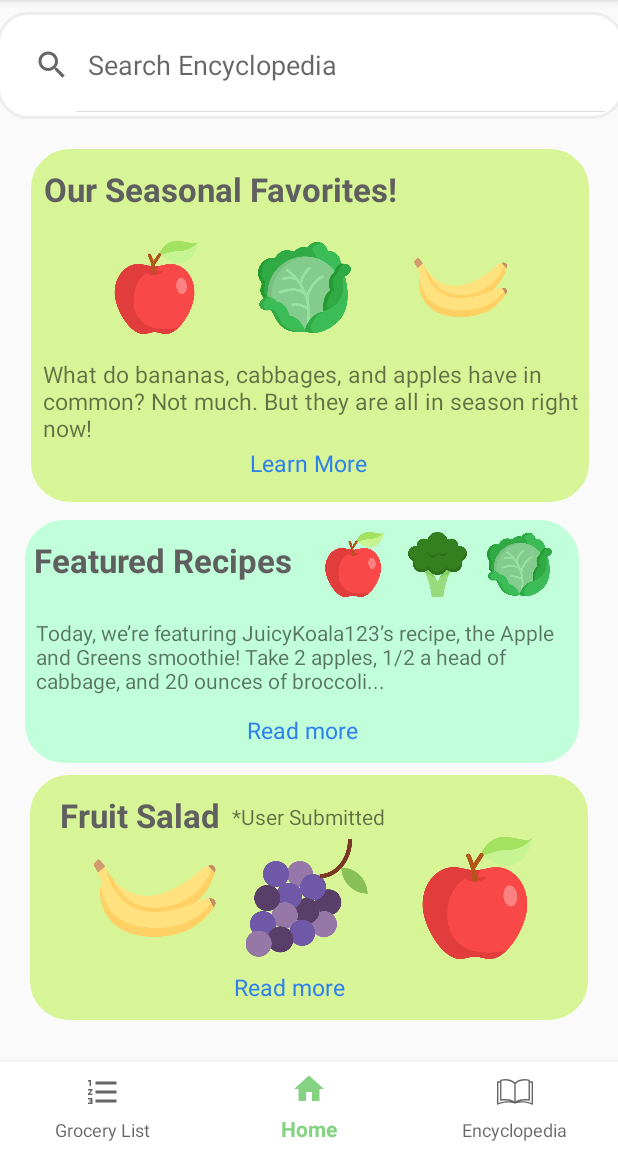
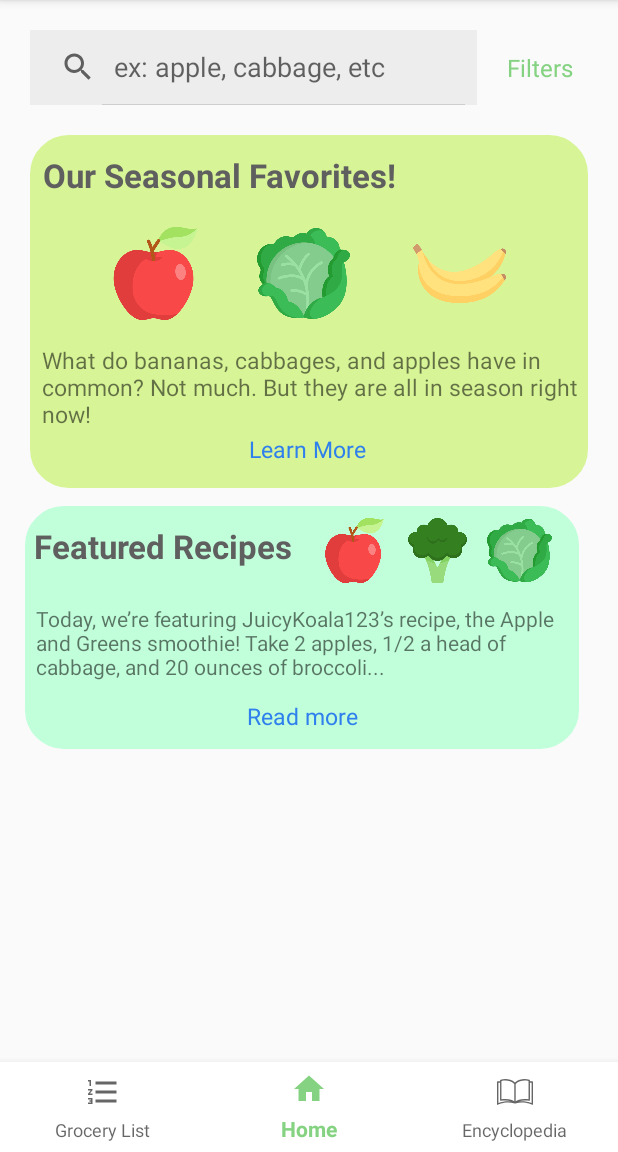
Before and after one commit to LEON-MING/freshpick, an Android app: the screen it shows after launch (MainActivity), on a phone screen of 412 x 824 dp, the part 84-1236 px from its top. Run offline under Robolectric (Android 15) with nearby library versions, the phone set to English and light mode, and no system bars.

Commit message:
made some fixes to home

```diff
--- a/app/src/main/res/layout/activity_encyclopedia.xml
+++ b/app/src/main/res/layout/activity_encyclopedia.xml
@@ -23,7 +23,6 @@
             android:background="@color/freshpick_grey"
             android:iconifiedByDefault="false"
             android:queryHint="ex: apple, cabbage, etc"
-
             app:layout_constraintBottom_toBottomOf="parent"
             app:layout_constraintEnd_toStartOf="@id/encFilter"
             app:layout_constraintStart_toStartOf="parent"
--- a/app/src/main/res/layout/activity_main.xml
+++ b/app/src/main/res/layout/activity_main.xml
@@ -4,19 +4,61 @@
     xmlns:tools="http://schemas.android.com/tools"
     android:layout_width="match_parent"
     android:layout_height="match_parent"
-    tools:context=".MainActivity"
-    >
+    tools:context=".MainActivity">
 
 
+    <androidx.constraintlayout.widget.ConstraintLayout
+        android:id="@+id/homeSearchAndFilter"
+        android:layout_width="match_parent"
+        android:layout_height="wrap_content"
+        android:padding="20dp"
+        app:layout_constraintBottom_toTopOf="@id/home_scroll"
+        app:layout_constraintEnd_toEndOf="parent"
+        app:layout_constraintStart_toStartOf="parent"
+        app:layout_constraintTop_toTopOf="parent">
+
+        <SearchView
+            android:id="@+id/encSearch"
+            android:layout_width="0dp"
+            android:layout_height="50dp"
+            android:background="@color/freshpick_grey"
+            android:iconifiedByDefault="false"
+            android:queryHint="ex: apple, cabbage, etc"
+            app:layout_constraintBottom_toBottomOf="parent"
+            app:layout_constraintEnd_toStartOf="@id/encFilter"
+            app:layout_constraintStart_toStartOf="parent"
+            app:layout_constraintTop_toTopOf="parent"/>
+
+        <TextView
+            android:id="@+id/encFilter"
+            android:layout_width="wrap_content"
+            android:layout_height="50dp"
+            android:gravity="center"
+            android:padding="10dp"
+            android:layout_marginLeft="10dp"
+            android:text="Filters"
+            android:textColor="@color/freshpick_green"
+            android:textSize="16sp"
+            app:layout_constraintBottom_toBottomOf="parent"
+            app:layout_constraintEnd_toEndOf="parent"
+            app:layout_constraintStart_toEndOf="@id/encSearch"
+            app:layout_constraintTop_toTopOf="parent"/>
+
+    </androidx.constraintlayout.widget.ConstraintLayout>
+
     <ScrollView
-        android:layout_width="match_parent"
-        android:layout_height="match_parent">
+        android:id="@+id/home_scroll"
+        android:layout_width="0dp"
+        android:layout_height="0dp"
+        app:layout_constraintBottom_toBottomOf="parent"
+        app:layout_constraintEnd_toEndOf="parent"
+        app:layout_constraintStart_toStartOf="parent"
+        app:layout_constraintTop_toBottomOf="@id/homeSearchAndFilter">
 
         <androidx.constraintlayout.widget.ConstraintLayout
             android:layout_width="match_parent"
             android:layout_height="match_parent"
-            android:paddingBottom="70dp"
-            >
+            android:paddingBottom="70dp">
 
 
         <TextView
@@ -27,10 +69,10 @@
             android:layout_marginTop="20dp"
             android:layout_marginEnd="8dp"
             android:background="@drawable/home_rounded_background"
+            app:layout_constraintBottom_toTopOf="@id/featuredRecipe"
             app:layout_constraintEnd_toEndOf="parent"
-            app:layout_constraintHorizontal_bias="0.518"
             app:layout_constraintStart_toStartOf="parent"
-            app:layout_constraintTop_toBottomOf="@+id/searchView" />
+            app:layout_constraintTop_toBottomOf="parent" />
 
         <TextView
             android:id="@+id/seasonalFavText"
@@ -284,23 +326,6 @@
             app:layout_constraintTop_toBottomOf="@+id/imageView4" />
 
 
-            <SearchView
-                android:id="@+id/searchView"
-                android:layout_width="418dp"
-                android:layout_height="71dp"
-                android:layout_marginStart="8dp"
-                android:layout_marginTop="8dp"
-                android:layout_marginEnd="8dp"
-                android:background="@drawable/search_bar_back"
-                android:iconifiedByDefault="false"
-                android:queryHint="Search Encyclopedia"
-                app:layout_constraintEnd_toEndOf="parent"
-                app:layout_constraintHorizontal_bias="0.512"
-                app:layout_constraintStart_toStartOf="parent"
-                app:layout_constraintTop_toTopOf="parent"
-                app:queryBackground="@android:color/transparent" />
-
-
         </androidx.constraintlayout.widget.ConstraintLayout>
 
 
```
